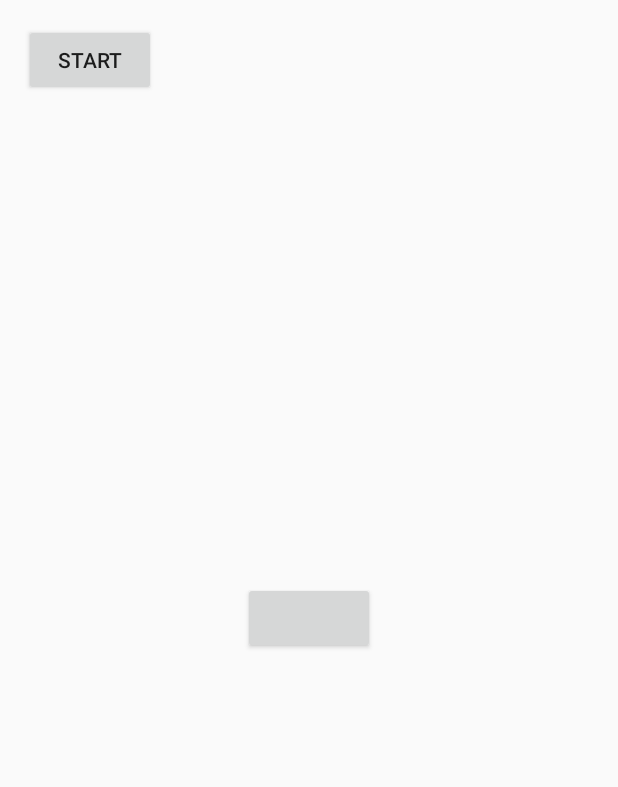
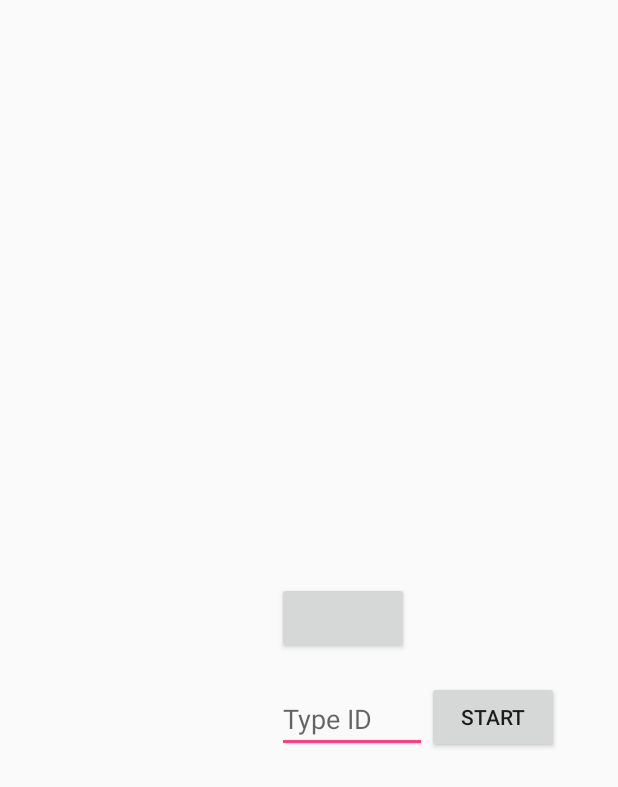
Before and after one commit to HRH-allday/cs496_proj2, an Android app: the screen it shows after launch (MainActivity), on a phone screen of 412 x 824 dp. Shown: the top 787 px of the screen. Run offline under Robolectric (Android 15) with nearby library versions, the phone set to English and light mode, and no system bars; libraries missing offline, so code that uses them is left out: com.facebook, com.facebook.appevents, com.facebook.login; plain views replace LoginButton; 6 statements that could not run were skipped.

```diff
--- a/app/src/main/java/com/example/q/myapplication/MainActivity.java
+++ b/app/src/main/java/com/example/q/myapplication/MainActivity.java
@@ -6,6 +6,7 @@ import android.os.Bundle;
 import android.support.v7.app.AppCompatActivity;
 import android.view.View;
 import android.widget.Button;
+import android.widget.EditText;
 import android.widget.TextView;
 
 import com.facebook.AccessToken;
@@ -41,8 +42,6 @@ public class MainActivity extends AppCompatActivity {
         info = (TextView)findViewById(R.id.info);
         loginButton = (LoginButton)findViewById(R.id.login_button);
         loginButton.setReadPermissions(Arrays.asList("public_profile", "user_friends", "user_photos", "email", "user_birthday", "public_profile"));
-
-
         loginButton.registerCallback(callbackManager, new FacebookCallback<LoginResult>() {
 
             @Override
@@ -70,9 +69,13 @@ public class MainActivity extends AppCompatActivity {
             }
         });
         Button bu = (Button) findViewById(R.id.start);
+        final EditText ed = (EditText) findViewById(R.id.chooseId);
         bu.setOnClickListener(new View.OnClickListener() {
             @Override
             public void onClick(View v) {
+                UserAccount mApp = ((UserAccount) getApplicationContext());
+                String name = ed.getText().toString().trim();
+                mApp.setGlobalVarValue(name);
                 Intent main = new Intent(ac, PageSelector.class);
                 startActivity(main);
             }
--- a/app/src/main/res/layout/activity_main.xml
+++ b/app/src/main/res/layout/activity_main.xml
@@ -17,12 +17,32 @@
         android:id="@+id/login_button"
         android:layout_width="wrap_content"
         android:layout_height="wrap_content"
-        android:layout_centerInParent="true"
-        />
+        android:layout_centerVertical="true"
+        android:layout_toLeftOf="@+id/start"
+        android:layout_toStartOf="@+id/start"
+        android:layout_marginRight="12dp"
+        android:layout_marginEnd="12dp" />
 
     <Button
         android:id="@+id/start"
         android:text="start"
         android:layout_width="wrap_content"
-        android:layout_height="wrap_content" />
+        android:layout_height="wrap_content"
+        android:layout_marginRight="23dp"
+        android:layout_marginEnd="23dp"
+        android:layout_marginTop="18dp"
+        android:layout_below="@+id/login_button"
+        android:layout_alignParentRight="true"
+        android:layout_alignParentEnd="true" />
+
+    <EditText
+        android:id="@+id/chooseId"
+        android:hint="Type ID"
+        android:layout_width="wrap_content"
+        android:layout_height="wrap_content"
+        android:layout_alignBottom="@+id/start"
+        android:layout_alignLeft="@+id/login_button"
+        android:layout_alignStart="@+id/login_button"
+        android:layout_toLeftOf="@+id/start"
+        android:layout_toStartOf="@+id/start" />
 </RelativeLayout>
```
Also changed, not shown: app/src/main/java/com/example/q/myapplication/Tab1.java (+6 -3 lines), app/src/main/java/com/example/q/myapplication/UserAccount.java (added, +19 -0 lines), app/src/main/res/layout/tab2.xml (+5 -5 lines).
